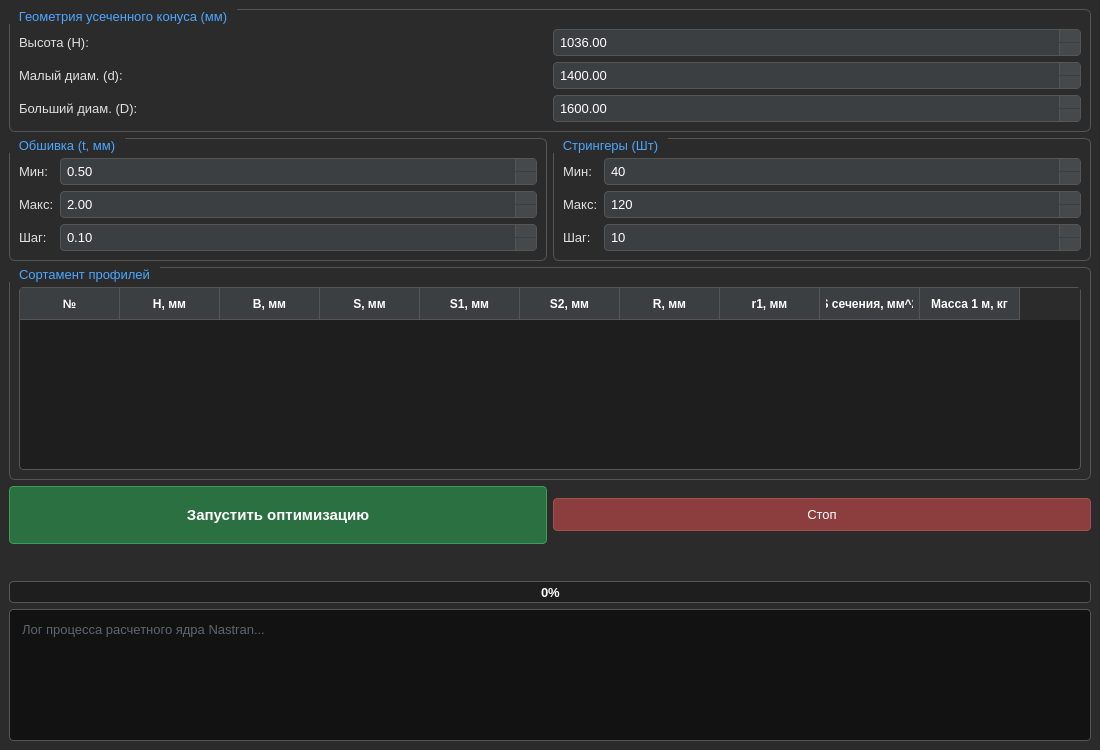
Above: ui/main_window.ui from eugeneZolotarev/fem_analyze_cone_shell before the change. Below: the same form after it.
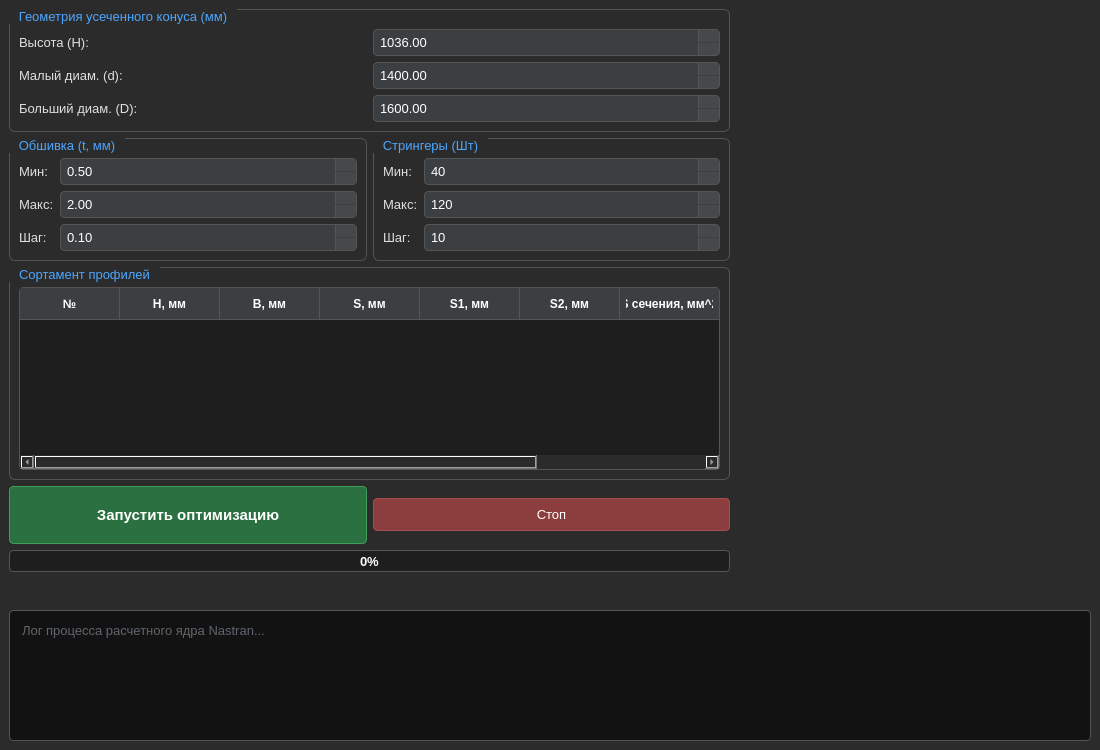
That is the form after the change.

```diff
--- a/ui/main_window.ui
+++ b/ui/main_window.ui
@@ -206,7 +206,7 @@
   <widget class="QWidget" name="centralwidget">
    <layout class="QVBoxLayout" name="verticalLayout_main">
     <item>
-     <layout class="QHBoxLayout" name="horizontalLayout_top" stretch="0,0">
+     <layout class="QHBoxLayout" name="horizontalLayout_top" stretch="2,1">
       <item>
        <layout class="QVBoxLayout" name="verticalLayout_left">
         <item>
@@ -419,16 +419,6 @@
                <string>S2, мм</string>
               </property>
              </column>
-             <column>
-              <property name="text">
-               <string>R, мм</string>
-              </property>
-             </column>
-             <column>
-              <property name="text">
-               <string>r1, мм</string>
-              </property>
-             </column>
              <column>
               <property name="text">
                <string>S сечения, мм^2</string>
@@ -465,6 +455,13 @@
           </item>
          </layout>
         </item>
+        <item>
+         <widget class="QProgressBar" name="progressBar">
+          <property name="value">
+           <number>0</number>
+          </property>
+         </widget>
+        </item>
         <item>
          <spacer name="verticalSpacer">
           <property name="orientation">
@@ -485,13 +482,6 @@
       </item>
      </layout>
     </item>
-    <item>
-     <widget class="QProgressBar" name="progressBar">
-      <property name="value">
-       <number>0</number>
-      </property>
-     </widget>
-    </item>
     <item>
      <widget class="QTextEdit" name="log_output">
       <property name="maximumSize">
```
